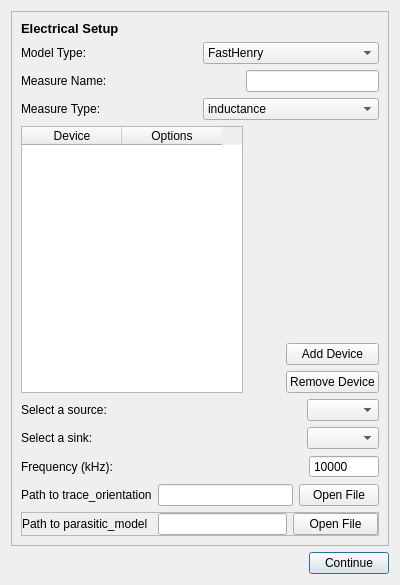
The window that qt/ui/electricalSetup.ui (e3da/PowerSynth2-gui) describes before a commit, drawn with Qt 5.
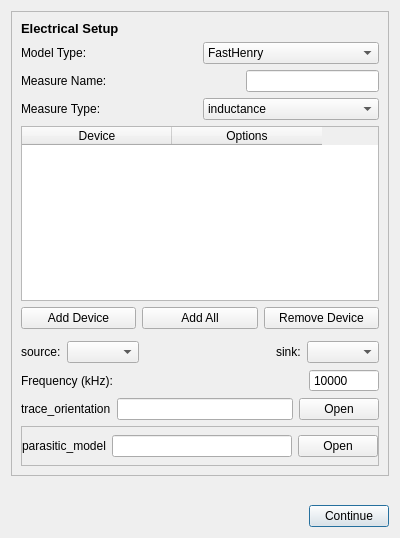
The same window after the commit.

Diff of the .ui file:
```diff
--- a/qt/ui/electricalSetup.ui
+++ b/qt/ui/electricalSetup.ui
@@ -7,7 +7,7 @@
     <x>0</x>
     <y>0</y>
     <width>400</width>
-    <height>585</height>
+    <height>538</height>
    </rect>
   </property>
   <property name="windowTitle">
@@ -108,9 +108,12 @@
        </layout>
       </item>
       <item>
-       <layout class="QHBoxLayout" name="horizontalLayout_3">
+       <layout class="QVBoxLayout" name="verticalLayout">
         <item>
          <widget class="QTableWidget" name="tableWidget">
+          <attribute name="horizontalHeaderDefaultSectionSize">
+           <number>150</number>
+          </attribute>
           <column>
            <property name="text">
             <string>Device</string>
@@ -124,36 +127,10 @@
          </widget>
         </item>
         <item>
-         <spacer name="horizontalSpacer_2">
-          <property name="orientation">
-           <enum>Qt::Horizontal</enum>
+         <layout class="QHBoxLayout" name="horizontalLayout_5">
+          <property name="bottomMargin">
+           <number>6</number>
           </property>
-          <property name="sizeType">
-           <enum>QSizePolicy::Maximum</enum>
-          </property>
-          <property name="sizeHint" stdset="0">
-           <size>
-            <width>70</width>
-            <height>20</height>
-           </size>
-          </property>
-         </spacer>
-        </item>
-        <item>
-         <layout class="QVBoxLayout" name="verticalLayout">
-          <item>
-           <spacer name="verticalSpacer">
-            <property name="orientation">
-             <enum>Qt::Vertical</enum>
-            </property>
-            <property name="sizeHint" stdset="0">
-             <size>
-              <width>20</width>
-              <height>40</height>
-             </size>
-            </property>
-           </spacer>
-          </item>
           <item>
            <widget class="QPushButton" name="btn_add_device">
             <property name="text">
@@ -161,6 +138,13 @@
             </property>
            </widget>
           </item>
+          <item>
+           <widget class="QPushButton" name="btn_add_all">
+            <property name="text">
+             <string>Add All</string>
+            </property>
+           </widget>
+          </item>
           <item>
            <widget class="QPushButton" name="btn_remove_device">
             <property name="text">
@@ -177,7 +161,7 @@
         <item>
          <widget class="QLabel" name="label_21">
           <property name="text">
-           <string>Select a source:</string>
+           <string>source:</string>
           </property>
          </widget>
         </item>
@@ -191,14 +175,23 @@
           </property>
          </widget>
         </item>
-       </layout>
-      </item>
       <item>
-       <layout class="QHBoxLayout" name="horizontalLayout_16">
+         <spacer name="horizontalSpacer_2">
+          <property name="orientation">
+           <enum>Qt::Horizontal</enum>
+          </property>
+          <property name="sizeHint" stdset="0">
+           <size>
+            <width>40</width>
+            <height>20</height>
+           </size>
+          </property>
+         </spacer>
+        </item>
         <item>
          <widget class="QLabel" name="label_22">
           <property name="text">
-           <string>Select a sink:</string>
+           <string>sink:</string>
           </property>
          </widget>
         </item>
@@ -256,15 +249,12 @@
         </item>
        </layout>
       </item>
-      <item>
-       <layout class="QHBoxLayout" name="parasitic_model_layout"/>
-      </item>
       <item>
        <layout class="QHBoxLayout" name="horizontalLayout_4">
         <item>
          <widget class="QLabel" name="label_5">
           <property name="text">
-           <string>Path to trace_orientation</string>
+           <string>trace_orientation</string>
           </property>
          </widget>
         </item>
@@ -292,7 +282,7 @@
            </size>
           </property>
           <property name="text">
-           <string>Open File</string>
+           <string>Open</string>
           </property>
          </widget>
         </item>
@@ -306,13 +296,19 @@
           <verstretch>0</verstretch>
          </sizepolicy>
         </property>
+        <property name="minimumSize">
+         <size>
+          <width>0</width>
+          <height>40</height>
+         </size>
+        </property>
         <property name="frameShape">
          <enum>QFrame::StyledPanel</enum>
         </property>
         <property name="frameShadow">
          <enum>QFrame::Raised</enum>
         </property>
-        <layout class="QHBoxLayout" name="horizontalLayout_2">
+        <layout class="QHBoxLayout" name="horizontalLayout_3">
          <property name="leftMargin">
           <number>0</number>
          </property>
@@ -326,6 +322,8 @@
           <number>0</number>
          </property>
          <item>
+          <layout class="QHBoxLayout" name="horizontalLayout_2">
+           <item>
           <widget class="QLabel" name="label_6">
            <property name="sizePolicy">
             <sizepolicy hsizetype="Preferred" vsizetype="Preferred">
@@ -333,15 +331,21 @@
              <verstretch>0</verstretch>
             </sizepolicy>
            </property>
+             <property name="minimumSize">
+              <size>
+               <width>0</width>
+               <height>0</height>
+              </size>
+             </property>
            <property name="text">
-            <string>Path to parasitic_model</string>
+              <string>parasitic_model</string>
            </property>
           </widget>
          </item>
          <item>
           <widget class="QLineEdit" name="parasitic_textedit">
            <property name="sizePolicy">
-            <sizepolicy hsizetype="Preferred" vsizetype="Fixed">
+              <sizepolicy hsizetype="Expanding" vsizetype="Fixed">
              <horstretch>0</horstretch>
              <verstretch>0</verstretch>
             </sizepolicy>
@@ -369,16 +373,31 @@
             </size>
            </property>
            <property name="text">
-            <string>Open File</string>
+              <string>Open</string>
            </property>
           </widget>
          </item>
         </layout>
+         </item>
+        </layout>
        </widget>
       </item>
      </layout>
     </widget>
    </item>
+   <item>
+    <spacer name="verticalSpacer">
+     <property name="orientation">
+      <enum>Qt::Vertical</enum>
+     </property>
+     <property name="sizeHint" stdset="0">
+      <size>
+       <width>20</width>
+       <height>40</height>
+      </size>
+     </property>
+    </spacer>
+   </item>
    <item>
     <layout class="QHBoxLayout" name="horizontalLayout">
      <item>
```
Lines whose indentation alone changed are shown as unchanged.
